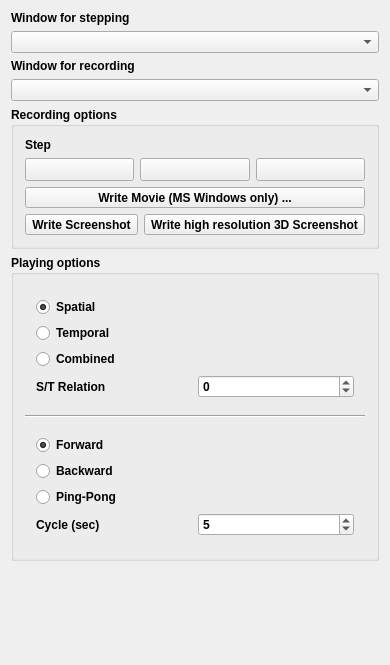
Above: Modules/Bundles/org.mitk.gui.qt.moviemaker/src/internal/QmitkMovieMakerControls.ui from MITK/MITK before the change. Below: the same form after it.
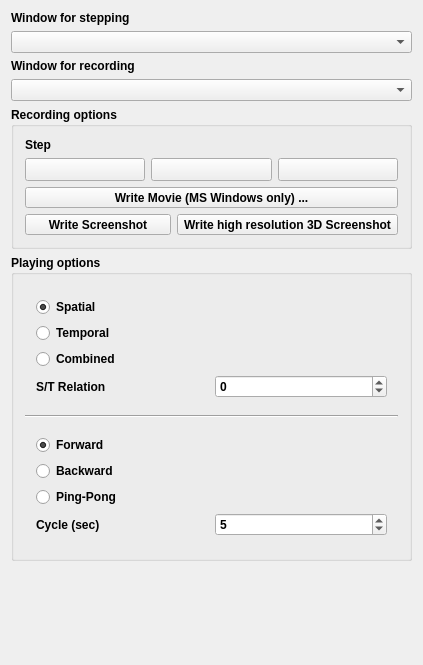
That is the form after the change. Icons and pictures are not drawn. Custom widgets are drawn as their Qt base class.

```diff
--- a/Modules/Bundles/org.mitk.gui.qt.moviemaker/src/internal/QmitkMovieMakerControls.ui
+++ b/Modules/Bundles/org.mitk.gui.qt.moviemaker/src/internal/QmitkMovieMakerControls.ui
@@ -6,7 +6,7 @@
    <rect>
     <x>0</x>
     <y>0</y>
-    <width>371</width>
+    <width>423</width>
     <height>665</height>
    </rect>
   </property>
```
Left out of the diff: 24 changed lines with no effect on the pictures.
